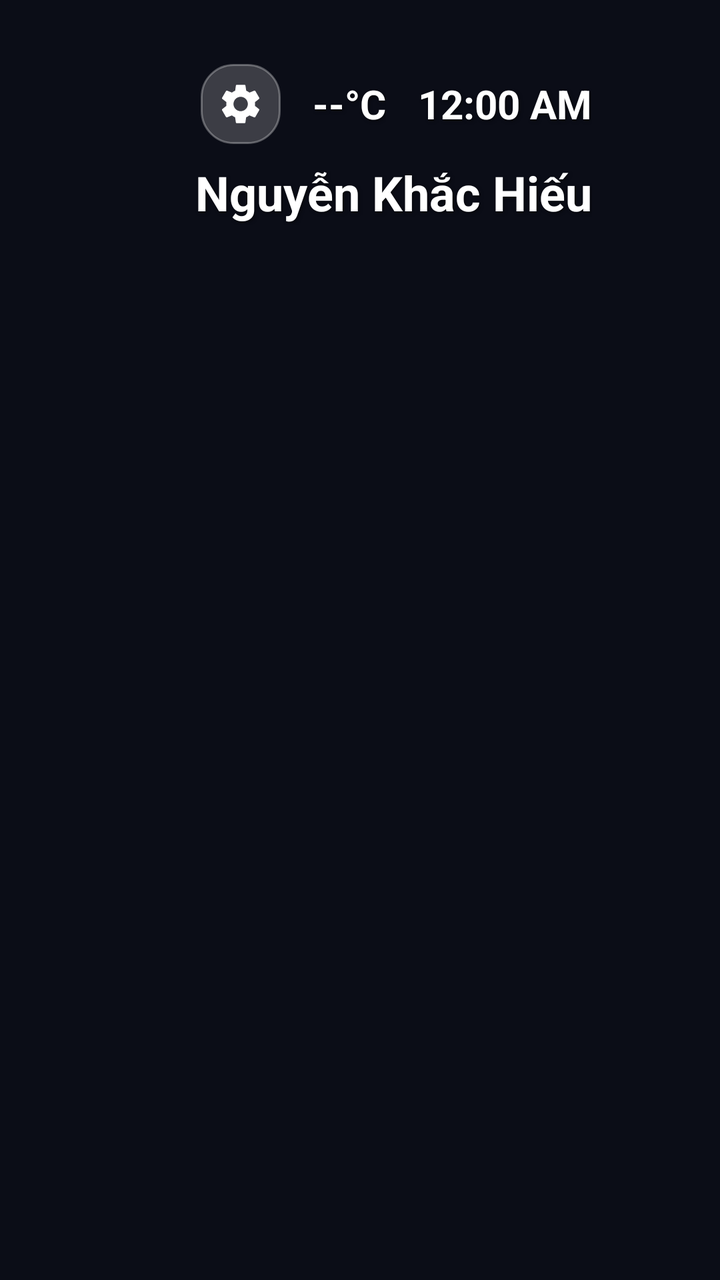
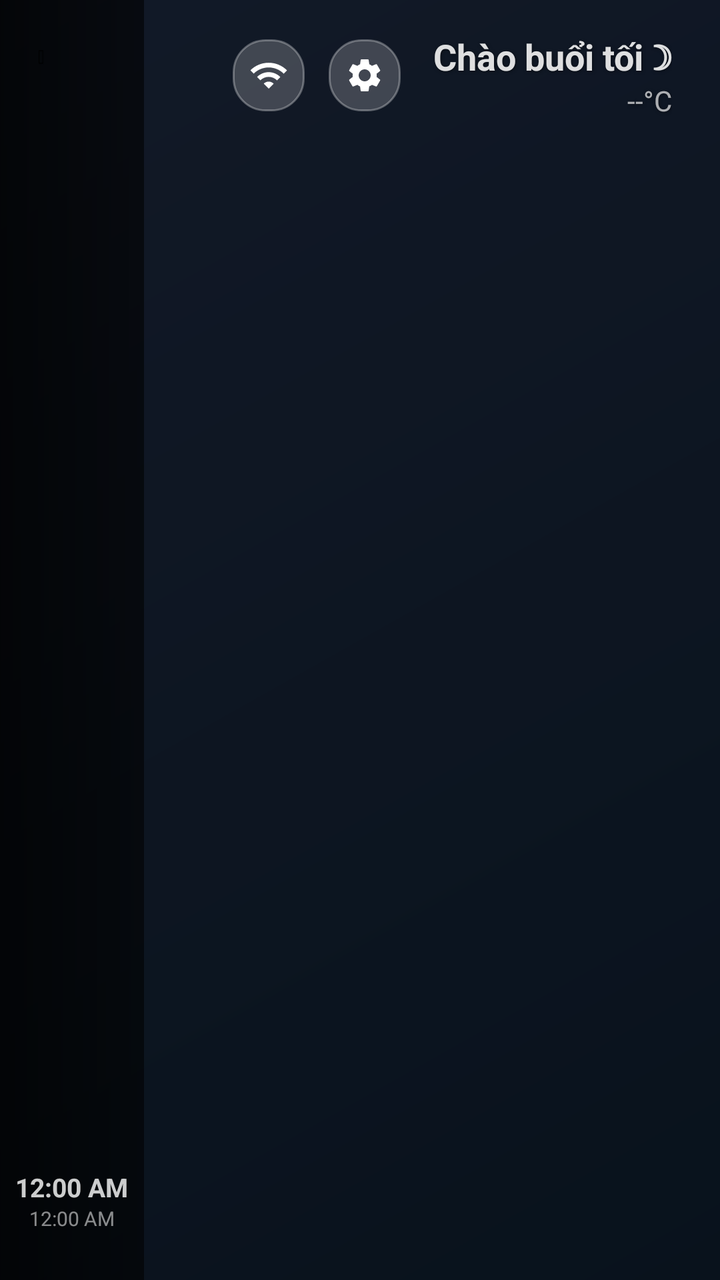

An Android layout rendered at two revisions. The XML below is the earlier revision; the diff shows what the commit changed to produce the second picture.
<!-- AndroidManifest.xml: application theme Theme.MiLauncher -->
<!-- res/layout/activity_main.xml -->
<?xml version="1.0" encoding="utf-8"?>
<FrameLayout xmlns:android="http://schemas.android.com/apk/res/android"
    android:layout_width="match_parent"
    android:layout_height="match_parent">

    <androidx.recyclerview.widget.RecyclerView
        android:id="@+id/rv_home_categories"
        android:layout_width="match_parent"
        android:layout_height="match_parent"
        android:clipToPadding="false"
        android:paddingTop="120dp"
        android:paddingBottom="48dp"
        android:paddingStart="48dp"
        android:paddingEnd="48dp"
        android:nextFocusUp="@+id/btn_settings" />

    
    <LinearLayout
        android:layout_width="wrap_content"
        android:layout_height="wrap_content"
        android:layout_gravity="top|end"
        android:layout_marginTop="24dp"
        android:layout_marginEnd="48dp"
        android:orientation="vertical"
        android:gravity="end">

        
        <LinearLayout
            android:layout_width="wrap_content"
            android:layout_height="wrap_content"
            android:orientation="horizontal"
            android:gravity="center_vertical"
            android:paddingHorizontal="16dp"
            android:paddingVertical="8dp">

            <ImageButton
                android:id="@+id/btn_settings"
                android:layout_width="40dp"
                android:layout_height="40dp"
                android:src="@drawable/ic_settings"
                android:background="@drawable/bg_glass_selector"
                android:padding="8dp"
                android:layout_marginEnd="16dp"
                android:focusable="true"
                android:clickable="true" />

            <TextView
                android:id="@+id/tv_weather"
                android:layout_width="wrap_content"
                android:layout_height="wrap_content"
                android:textColor="#FFFFFF"
                android:textSize="20sp"
                android:textStyle="bold"
                android:shadowColor="#80000000"
                android:shadowDx="2"
                android:shadowDy="2"
                android:shadowRadius="4"
                android:text="--°C"
                android:layout_marginEnd="16dp"/>

            <TextClock
                android:id="@+id/text_clock"
                android:layout_width="wrap_content"
                android:layout_height="wrap_content"
                android:textColor="#FFFFFF"
                android:textSize="20sp"
                android:textStyle="bold"
                android:shadowColor="#80000000"
                android:shadowDx="2"
                android:shadowDy="2"
                android:shadowRadius="4"
                android:format12Hour="hh:mm a"
                android:format24Hour="HH:mm" />
        </LinearLayout>

        
        <TextView
            android:layout_width="wrap_content"
            android:layout_height="wrap_content"
            android:textColor="#FFFFFF"
            android:textSize="24sp"
            android:textStyle="bold"
            android:shadowColor="#80000000"
            android:shadowDx="2"
            android:shadowDy="2"
            android:shadowRadius="4"
            android:layout_marginEnd="16dp"
            android:text="Nguyễn Khắc Hiếu" />
    </LinearLayout>
</FrameLayout>
<!-- resources referenced by this layout -->
<resources>
  <!-- drawable bg_glass_selector (drawable) -->
  <?xml version="1.0" encoding="utf-8"?>
  <selector xmlns:android="http://schemas.android.com/apk/res/android">
      <item android:state_focused="true" android:drawable="@drawable/bg_glass_card_focused" />
      <item android:drawable="@drawable/bg_glass_card" />
  </selector>
  <style name="Theme.MiLauncher" parent="Theme.Leanback">
          <item name="android:colorPrimary">@color/background_gradient_start</item>
          <item name="android:windowBackground">@color/background_gradient_start</item>
          
          <item name="headersVerticalGridStyle">@style/CustomHeadersGridStyle</item>
      </style>
  <!-- drawable bg_glass_card_focused (drawable) -->
  <?xml version="1.0" encoding="utf-8"?>
  <shape xmlns:android="http://schemas.android.com/apk/res/android"
      android:shape="rectangle">
      <corners android:radius="16dp" />
      <solid android:color="#66FFFFFF" /> 
      <stroke
          android:width="2dp"
          android:color="#FFFFFFFF" /> 
  </shape>
  <!-- drawable bg_glass_card (drawable) -->
  <?xml version="1.0" encoding="utf-8"?>
  <shape xmlns:android="http://schemas.android.com/apk/res/android"
      android:shape="rectangle">
      <corners android:radius="16dp" />
      <solid android:color="#33FFFFFF" /> 
      <stroke
          android:width="1dp"
          android:color="#4DFFFFFF" /> 
  </shape>
  <color name="background_gradient_start">#0B0D17</color>
  <style name="CustomHeadersGridStyle" parent="Widget.Leanback.Headers.VerticalGridView">
          <item name="android:background">@color/fastlane_background</item>
      </style>
  <color name="fastlane_background">#80000000</color>
  <!-- unchanged entries left out for length: 1 -->
</resources>

<!-- the commit's change to res/layout/activity_main.xml (unified diff, before → after) -->
@@ -3,88 +3,169 @@
     android:layout_width="match_parent"
     android:layout_height="match_parent">
 
-    <androidx.recyclerview.widget.RecyclerView
-        android:id="@+id/rv_home_categories"
+    
+    <ImageView
+        android:id="@+id/iv_wallpaper"
         android:layout_width="match_parent"
         android:layout_height="match_parent"
-        android:clipToPadding="false"
-        android:paddingTop="120dp"
-        android:paddingBottom="48dp"
-        android:paddingStart="48dp"
-        android:paddingEnd="48dp"
-        android:nextFocusUp="@+id/btn_settings" />
+        android:scaleType="centerCrop"
+        android:background="@drawable/bg_wallpaper_gradient"/>
+
+    
+    <View
+        android:layout_width="match_parent"
+        android:layout_height="match_parent"
+        android:background="#55000000"/>
 
     
     <LinearLayout
-        android:layout_width="wrap_content"
-        android:layout_height="wrap_content"
-        android:layout_gravity="top|end"
-        android:layout_marginTop="24dp"
-        android:layout_marginEnd="48dp"
-        android:orientation="vertical"
-        android:gravity="end">
+        android:layout_width="match_parent"
+        android:layout_height="match_parent"
+        android:orientation="horizontal">
 
         
         <LinearLayout
-            android:layout_width="wrap_content"
-            android:layout_height="wrap_content"
-            android:orientation="horizontal"
-            android:gravity="center_vertical"
-            android:paddingHorizontal="16dp"
-            android:paddingVertical="8dp">
+            android:id="@+id/sidebar_container"
+            android:layout_width="72dp"
+            android:layout_height="match_parent"
+            android:orientation="vertical"
+            android:background="@drawable/bg_sidebar"
+            android:paddingTop="24dp"
+            android:paddingBottom="24dp"
+            android:gravity="center_horizontal">
 
-            <ImageButton
-                android:id="@+id/btn_settings"
+            
+            <ImageView
                 android:layout_width="40dp"
                 android:layout_height="40dp"
-                android:src="@drawable/ic_settings"
-                android:background="@drawable/bg_glass_selector"
-                android:padding="8dp"
-                android:layout_marginEnd="16dp"
-                android:focusable="true"
-                android:clickable="true" />
+                android:src="@drawable/ic_launcher"
+                android:scaleType="centerInside"
+                android:layout_marginBottom="24dp"/>
 
-            <TextView
-                android:id="@+id/tv_weather"
+            
+            <androidx.recyclerview.widget.RecyclerView
+                android:id="@+id/rv_sidebar"
+                android:layout_width="match_parent"
+                android:layout_height="0dp"
+                android:layout_weight="1"
+                android:clipChildren="false"
+                android:clipToPadding="false"
+                android:overScrollMode="never"/>
+
+            
+            <TextClock
+                android:id="@+id/sidebar_clock"
                 android:layout_width="wrap_content"
                 android:layout_height="wrap_content"
-                android:textColor="#FFFFFF"
-                android:textSize="20sp"
+                android:textColor="#CCFFFFFF"
+                android:textSize="13sp"
                 android:textStyle="bold"
-                android:shadowColor="#80000000"
-                android:shadowDx="2"
-                android:shadowDy="2"
-                android:shadowRadius="4"
-                android:text="--°C"
-                android:layout_marginEnd="16dp"/>
+                android:format24Hour="HH:mm"
+                android:gravity="center"
+                android:layout_marginTop="8dp"/>
 
             <TextClock
-                android:id="@+id/text_clock"
                 android:layout_width="wrap_content"
                 android:layout_height="wrap_content"
-                android:textColor="#FFFFFF"
-                android:textSize="20sp"
-                android:textStyle="bold"
-                android:shadowColor="#80000000"
-                android:shadowDx="2"
-                android:shadowDy="2"
-                android:shadowRadius="4"
-                android:format12Hour="hh:mm a"
-                android:format24Hour="HH:mm" />
+                android:textColor="#88FFFFFF"
+                android:textSize="10sp"
+                android:format24Hour="dd/MM"
+                android:gravity="center"/>
+
         </LinearLayout>
 
         
-        <TextView
-            android:layout_width="wrap_content"
-            android:layout_height="wrap_content"
-            android:textColor="#FFFFFF"
-            android:textSize="24sp"
-            android:textStyle="bold"
-            android:shadowColor="#80000000"
-            android:shadowDx="2"
-            android:shadowDy="2"
-            android:shadowRadius="4"
-            android:layout_marginEnd="16dp"
-            android:text="Nguyễn Khắc Hiếu" />
+        <FrameLayout
+            android:layout_width="0dp"
+            android:layout_height="match_parent"
+            android:layout_weight="1"
+            android:clipChildren="false"
+            android:clipToPadding="false">
+
+            
+            <androidx.recyclerview.widget.RecyclerView
+                android:id="@+id/rv_home_categories"
+                android:layout_width="match_parent"
+                android:layout_height="match_parent"
+                android:clipChildren="false"
+                android:clipToPadding="false"
+                android:paddingTop="80dp"
+                android:paddingBottom="48dp"
+                android:paddingStart="16dp"
+                android:paddingEnd="32dp"
+                android:overScrollMode="never"/>
+
+            
+            <FrameLayout
+                android:id="@+id/search_container"
+                android:layout_width="match_parent"
+                android:layout_height="match_parent"
+                android:visibility="gone"/>
+
+            
+            <LinearLayout
+                android:layout_width="wrap_content"
+                android:layout_height="wrap_content"
+                android:layout_gravity="top|end"
+                android:orientation="horizontal"
+                android:gravity="center_vertical"
+                android:layout_marginTop="16dp"
+                android:layout_marginEnd="24dp">
+
+                
+                <ImageView
+                    android:id="@+id/iv_network_status"
+                    android:layout_width="36dp"
+                    android:layout_height="36dp"
+                    android:layout_marginEnd="12dp"
+                    android:src="@drawable/ic_wifi"
+                    android:focusable="true"
+                    android:background="@drawable/bg_glass_selector"
+                    android:padding="8dp" />
+
+                
+                <ImageView
+                    android:id="@+id/btn_header_settings"
+                    android:layout_width="36dp"
+                    android:layout_height="36dp"
+                    android:layout_marginEnd="16dp"
+                    android:src="@drawable/ic_settings"
+                    android:focusable="true"
+                    android:background="@drawable/bg_glass_selector"
+                    android:padding="8dp" />
+
+                
+                <LinearLayout
+                    android:layout_width="wrap_content"
+                    android:layout_height="wrap_content"
+                    android:orientation="vertical"
+                    android:gravity="end">
+
+                    <TextView
+                        android:id="@+id/tv_greeting"
+                        android:layout_width="wrap_content"
+                        android:layout_height="wrap_content"
+                        android:textColor="#DDFFFFFF"
+                        android:textSize="18sp"
+                        android:textStyle="bold"
+                        android:textAlignment="textEnd"
+                        android:shadowColor="#80000000"
+                        android:shadowDx="1" android:shadowDy="1" android:shadowRadius="4"
+                        android:text="Chào buổi tối ☽"/>
+
+                    <TextView
+                        android:id="@+id/tv_weather"
+                        android:layout_width="wrap_content"
+                        android:layout_height="wrap_content"
+                        android:textColor="#AAFFFFFF"
+                        android:textSize="14sp"
+                        android:shadowColor="#80000000"
+                        android:shadowDx="1" android:shadowDy="1" android:shadowRadius="4"
+                        android:text="--°C"/>
+                </LinearLayout>
+            </LinearLayout>
+
+        </FrameLayout>
     </LinearLayout>
+
 </FrameLayout>
<!-- resource entries referenced after the edit -->
@@ -6,6 +6,44 @@
       <item android:state_focused="true" android:drawable="@drawable/bg_glass_card_focused" />
       <item android:drawable="@drawable/bg_glass_card" />
   </selector>
+  <!-- drawable bg_sidebar (drawable) -->
+  <?xml version="1.0" encoding="utf-8"?>
+  <shape xmlns:android="http://schemas.android.com/apk/res/android"
+      android:shape="rectangle">
+      <gradient
+          android:startColor="#CC000000"
+          android:endColor="#99000000"
+          android:angle="0"/>
+  </shape>
+  <!-- drawable bg_wallpaper_gradient (drawable) -->
+  <?xml version="1.0" encoding="utf-8"?>
+  <shape xmlns:android="http://schemas.android.com/apk/res/android"
+      android:shape="rectangle">
+      <gradient
+          android:startColor="#FF0D1B2A"
+          android:endColor="#FF1B263B"
+          android:angle="135"/>
+  </shape>
+  <!-- drawable ic_launcher (drawable) -->
+  <vector xmlns:android="http://schemas.android.com/apk/res/android"
+      android:width="108dp"
+      android:height="108dp"
+      android:viewportWidth="108"
+      android:viewportHeight="108">
+      <path
+          android:fillColor="#FF000000"
+          android:pathData="M9,21V3H15V21H9ZM10,20H14V4H10V20Z"/>
+  </vector>
+  <!-- drawable ic_wifi (drawable) -->
+  <vector xmlns:android="http://schemas.android.com/apk/res/android"
+      android:width="24dp"
+      android:height="24dp"
+      android:viewportWidth="24"
+      android:viewportHeight="24">
+    <path
+        android:fillColor="#FFFFFFFF"
+        android:pathData="M1 9l2 2c4.97-4.97 13.03-4.97 18 0l2-2C16.93 2.93 7.08 2.93 1 9zm8 8l3 3 3-3c-1.65-1.66-4.34-1.66-6 0zm-4-4l2 2c2.76-2.76 7.24-2.76 10 0l2-2C15.14 9.14 8.87 9.14 5 13z"/>
+  </vector>
   <style name="Theme.MiLauncher" parent="Theme.Leanback">
           <item name="android:colorPrimary">@color/background_gradient_start</item>
           <item name="android:windowBackground">@color/background_gradient_start</item>
